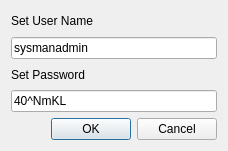
Old version of the form dialogconnecttodatabase.ui in the repository sadovskiy/sysman.
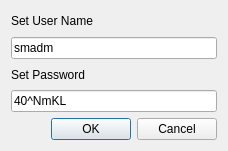
New version of the form.

Patch:
```diff
--- a/dialogconnecttodatabase.ui
+++ b/dialogconnecttodatabase.ui
@@ -37,7 +37,7 @@
        <item>
         <widget class="QLineEdit" name="lineEditUserName">
          <property name="text">
-          <string>sysmanadmin</string>
+          <string>smadm</string>
          </property>
         </widget>
        </item>
```
